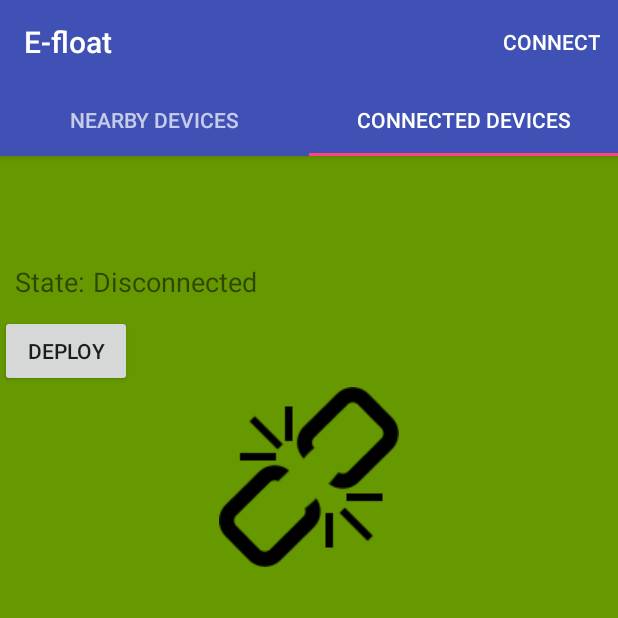
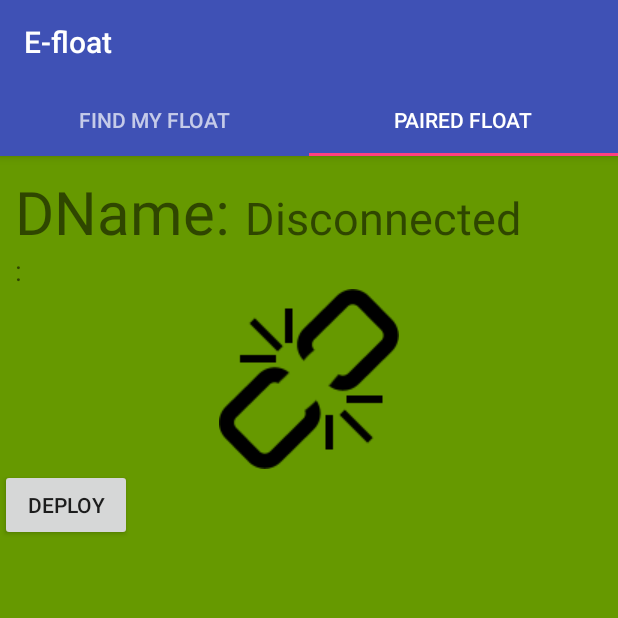
Before and after one commit to DavoWavo/E-Float, an Android app: the DeviceScanningFragment screen opened directly, with no data from a screen before it, tab 2 chosen, on a phone screen of 412 x 824 dp, the top half of it. Run offline under Robolectric (Android 15) with nearby library versions, the phone set to English and light mode, and no system bars; 3 statements that could not run were skipped.

Commit message:
improving functionality WIP

```diff
--- a/app/src/main/java/com/example/e_float/BeaconFragment.java
+++ b/app/src/main/java/com/example/e_float/BeaconFragment.java
@@ -1,8 +1,5 @@
 package com.example.e_float;
 
-import android.app.Activity;
-import android.bluetooth.BluetoothGattCharacteristic;
-import android.bluetooth.BluetoothGattService;
 import android.bluetooth.BluetoothDevice;
 import android.os.Bundle;
 import android.util.Log;
@@ -10,27 +7,15 @@ import android.view.LayoutInflater;
 import android.view.View;
 import android.view.ViewGroup;
 import android.widget.Button;
-import android.widget.ExpandableListView;
 import android.widget.ImageView;
-import android.widget.SimpleExpandableListAdapter;
 import android.widget.TextView;
 
 import androidx.annotation.NonNull;
 import androidx.fragment.app.Fragment;
 
-import java.util.ArrayList;
-import java.util.HashMap;
-import java.util.List;
-
 public class BeaconFragment extends Fragment {
     private String pageTitle;
     private int pageNum;
-    private BluetoothDevice mSelectedDevice;
-    private ExpandableListView mGattServicesList;
-    //private BluetoothLeService mBluetoothBLEService;
-    //private ArrayList<ArrayList<BluetoothGattCharacteristic>> mGattCharacteristics = new ArrayList<ArrayList<BluetoothGattCharacteristic>>();
-    private boolean mConnected = false;
-    private BluetoothGattCharacteristic mNotifyCharacteristic;
 
     private TextView mDeviceName;
     private TextView mDeviceAddress;
@@ -70,8 +55,8 @@ public class BeaconFragment extends Fragment {
         ((MainActivity) getActivity()).UpdateConnnectionAdapterNotification(new MainActivity.BeaconFragmentListener() {
             //probably not needed now
             @Override
-            public void updateDeviceParams(BluetoothDevice device) {
-                UpdateDeviceParams(device);
+            public void updateSelectedDeviceParams(BluetoothDevice device) {
+                UpdateSelectedDeviceParams(device);
             }
 
             @Override
@@ -109,7 +94,7 @@ public class BeaconFragment extends Fragment {
             public void onClick(View v) {
                 if (activity.mConnectStatus.equals(MainActivity.ConnectStatus.CONNECTED)) {
                     activity.toastMaker("Device deployed");
-                    activity.CurrentConnectionStatus(MainActivity.ConnectStatus.DEPLOYED);
+                    activity.DeployDevice();
                 }
             }
         });
@@ -120,11 +105,13 @@ public class BeaconFragment extends Fragment {
     }
 
 
-    private void UpdateDeviceParams(BluetoothDevice device) {
-        mSelectedDevice = device;
+    private void UpdateSelectedDeviceParams(BluetoothDevice device) {
         if (device != null) {
             mDeviceName.setText(device.getName());
             mDeviceAddress.setText(device.getAddress());
+        } else {
+            mDeviceName.setText(R.string.nil);
+            mDeviceAddress.setText(R.string.nil);
         }
     }
 
--- a/app/src/main/java/com/example/e_float/CustomPagerAdapter.java
+++ b/app/src/main/java/com/example/e_float/CustomPagerAdapter.java
@@ -18,9 +18,9 @@ public class CustomPagerAdapter extends FragmentPagerAdapter {
     public Fragment getItem(int position) {
         switch (position) {
             case 0:
-                return DeviceScanningFragment.newInstance(0, "Nearby Devices");
+                return DeviceScanningFragment.newInstance(0, "Find my Float");
             case 1:
-                return BeaconFragment.newInstance(1, "Connected Devices");
+                return BeaconFragment.newInstance(1, "Paired Float");
             default:
                 return null;
         }
@@ -31,10 +31,10 @@ public class CustomPagerAdapter extends FragmentPagerAdapter {
         switch (position) {
             case 0:
                 Log.d("debugAdapter", "page 1");
-                return "Nearby Devices";
+                return "Find my Float";
             case 1:
                 Log.d("debugAdapter", "page 2");
-                return "Connected Devices";
+                return "Paired Float";
             default:
                 return null;
         }
--- a/app/src/main/res/layout/fragment_beacon.xml
+++ b/app/src/main/res/layout/fragment_beacon.xml
@@ -12,44 +12,32 @@
         android:layout_marginRight="10dp"
         android:layout_marginTop="10dp">
         <TextView android:id="@+id/device_name"
-            android:layout_width="match_parent"
+            android:layout_width="wrap_content"
             android:layout_height="wrap_content"
-            android:textSize="20sp"/>
+            android:text="@string/label_device_name"
+            android:textSize="40sp"/>
+        <TextView
+            android:layout_width="wrap_content"
+            android:layout_height="wrap_content"
+            android:text=": "
+            android:textSize="40sp"/>
+        <TextView android:id="@+id/connection_state"
+            android:layout_width="wrap_content"
+            android:layout_height="wrap_content"
+            android:text="@string/disconnected"
+            android:textSize="30sp"/>
     </LinearLayout>
     <LinearLayout android:orientation="horizontal"
         android:layout_width="match_parent"
         android:layout_height="wrap_content"
         android:layout_marginLeft="10dp"
         android:layout_marginRight="10dp"
-        android:layout_marginBottom="10dp">
+        android:layout_gravity="start">
         <TextView android:id="@+id/device_address"
-            android:layout_width="match_parent"
-            android:layout_height="wrap_content"
-            android:textSize="10sp"/>
-    </LinearLayout>
-    <LinearLayout android:orientation="horizontal"
-        android:layout_width="match_parent"
-        android:layout_height="wrap_content"
-        android:layout_margin="10dp">
-        <TextView android:layout_width="wrap_content"
-            android:layout_height="wrap_content"
-            android:text="@string/label_state"
-            android:textSize="18sp"/>
-        <Space android:layout_width="5dp"
-            android:layout_height="wrap_content"/>
-        <TextView android:id="@+id/connection_state"
-            android:layout_width="match_parent"
-            android:layout_height="wrap_content"
-            android:text="@string/disconnected"
-            android:textSize="18sp"/>
-    </LinearLayout>
-    <LinearLayout
-        android:layout_width="wrap_content"
-        android:layout_height="wrap_content">
-        <Button android:id="@+id/deploy_button"
             android:layout_width="wrap_content"
             android:layout_height="wrap_content"
-            android:text="Deploy"/>
+            android:text=": "
+            android:textSize="18sp"/>
     </LinearLayout>
     <LinearLayout
         android:layout_width="match_parent"
@@ -62,4 +50,12 @@
             android:scaleType="center"
             android:src="@drawable/disconnected" />
     </LinearLayout>
+    <LinearLayout
+    android:layout_width="wrap_content"
+    android:layout_height="wrap_content">
+    <Button android:id="@+id/deploy_button"
+        android:layout_width="wrap_content"
+        android:layout_height="wrap_content"
+        android:text="Deploy"/>
+    </LinearLayout>
 </LinearLayout>
--- a/app/src/main/res/menu/main_menu.xml
+++ b/app/src/main/res/menu/main_menu.xml
@@ -2,19 +2,23 @@
 <menu xmlns:android="http://schemas.android.com/apk/res/android"
     xmlns:app="http://schemas.android.com/apk/res-auto">
     <item   android:id="@+id/menu_scan"
-        android:title="scan"
+        android:title="@string/menu_scan"
         android:orderInCategory="100"
         app:showAsAction="ifRoom|withText"/>
     <item   android:id="@+id/menu_stop"
-        android:title="stop"
+        android:title="@string/menu_stop"
         android:orderInCategory="101"
         app:showAsAction="ifRoom|withText"/>
     <item   android:id="@+id/menu_connect"
-        android:title="connect"
+        android:title="@string/menu_connect"
         android:orderInCategory="102"
         app:showAsAction="ifRoom|withText"/>
     <item   android:id="@+id/menu_disconnect"
-        android:title="disconnect"
+        android:title="@string/menu_disconnect"
+        android:orderInCategory="103"
+        app:showAsAction="ifRoom|withText"/>
+    <item   android:id="@+id/menu_undeploy"
+        android:title="@string/menu_undeploy"
         android:orderInCategory="103"
         app:showAsAction="ifRoom|withText"/>
 
--- a/app/src/main/res/values/strings.xml
+++ b/app/src/main/res/values/strings.xml
@@ -1,19 +1,25 @@
 <resources>
     <string name="app_name">E-Float</string>
 
+    <string name="nil"></string>
     <string name="ble_not_supported">BLE is not supported</string>
-    <string name="label_data">Data:</string>
-    <string name="label_device_name">Device name:</string>
-    <string name="label_device_address">Device address:</string>
+    <string name="label_data">DData</string>
+    <string name="label_device_name">DName</string>
+    <string name="label_device_address">DAddress</string>
     <string name="label_state">State:</string>
+
+    <!-- String constants -->
     <string name="no_data">No data</string>
+    <string name="select">SELECT</string>
+    <string name="unselect">UNSELECT</string>
+    <string name="connect">CONNECT</string>
+    <string name="disconnect">DISCONNECT</string>
     <string name="connected">Connected</string>
     <string name="disconnected">Disconnected</string>
     <string name="deployed">Deployed</string>
     <string name="tethered">Tethered</string>
     <string name="title_devices">BLE Device Scan</string>
     <string name="error_bluetooth_not_supported">Bluetooth not supported.</string>
-
     <string name="unknown_device">Unknown device</string>
     <string name="unknown_characteristic">Unknown characteristic</string>
     <string name="unknown_service">Unknown service</string>
@@ -23,4 +29,5 @@
     <string name="menu_disconnect">Disconnect</string>
     <string name="menu_scan">Scan</string>
     <string name="menu_stop">Stop</string>
+    <string name="menu_undeploy">Undeploy</string>
 </resources>
```
Also changed, not shown: app/src/main/java/com/example/e_float/DeviceScanningFragment.java (+29 -14 lines), app/src/main/java/com/example/e_float/MainActivity.java (+112 -35 lines), app/src/main/res/layout/ble_device_tile.xml (+21 -10 lines).
